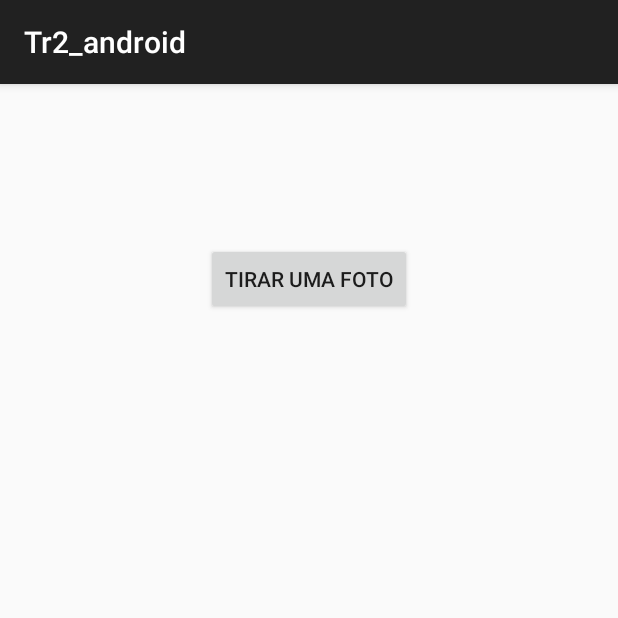
After one commit to yanctrindade/tr2_android, an Android app: the TelaPrincipal screen opened directly, with no data from a screen before it, on a phone screen of 412 x 824 dp, the top half of it. The commit adds this screen. Run offline under Robolectric (Android 15) with nearby library versions, the phone set to English and light mode, and no system bars.

Commit message:
Tela Principal

```diff
--- a/app/build.gradle
+++ b/app/build.gradle
@@ -22,4 +22,5 @@
 dependencies {
     compile fileTree(dir: 'libs', include: ['*.jar'])
     compile 'com.android.support:appcompat-v7:22.2.1'
+    compile 'com.android.support:design:22.2.1'
 }
--- /dev/null
+++ b/app/src/main/java/com/example/android/tr2_android/TelaPrincipal.java
@@ -0,0 +1,23 @@
+package com.example.android.tr2_android;
+
+import android.support.v7.app.AppCompatActivity;
+import android.os.Bundle;
+import android.view.View;
+import android.widget.Button;
+
+public class TelaPrincipal extends AppCompatActivity {
+
+    @Override
+    protected void onCreate(Bundle savedInstanceState) {
+        super.onCreate(savedInstanceState);
+        setContentView(R.layout.activity_tela_principal);
+
+        final Button foto = (Button) findViewById(R.id.foto);
+        foto.setOnClickListener(new View.OnClickListener() {
+            @Override
+            public void onClick(View v) {
+                // TODO Tira a foto
+            }
+        });
+    }
+}
--- a/app/src/main/res/layout/activity_tela_inicial.xml
+++ b/app/src/main/res/layout/activity_tela_inicial.xml
@@ -34,7 +34,7 @@
             android:layout_width="fill_parent"
             android:layout_height="wrap_content"
             android:text="@string/botao_login"
-            android:id="@+id/button"
+            android:id="@+id/login"
             android:layout_below="@+id/linearLayout"
             android:layout_alignParentRight="true"
             android:layout_alignParentEnd="true" />
--- /dev/null
+++ b/app/src/main/res/layout/activity_tela_principal.xml
@@ -0,0 +1,22 @@
+<?xml version="1.0" encoding="utf-8"?>
+<RelativeLayout xmlns:android="http://schemas.android.com/apk/res/android"
+    xmlns:tools="http://schemas.android.com/tools"
+    android:id="@+id/activity_tela_principal"
+    android:layout_width="match_parent"
+    android:layout_height="match_parent"
+    android:paddingBottom="@dimen/activity_vertical_margin"
+    android:paddingLeft="@dimen/activity_horizontal_margin"
+    android:paddingRight="@dimen/activity_horizontal_margin"
+    android:paddingTop="@dimen/activity_vertical_margin"
+    tools:context="com.example.android.tr2_android.TelaPrincipal">
+
+    <Button
+        android:text="Tirar uma foto"
+        android:layout_width="wrap_content"
+        android:layout_height="wrap_content"
+        android:layout_alignParentTop="true"
+        android:layout_centerHorizontal="true"
+        android:layout_marginTop="90dp"
+        android:id="@+id/foto" />
+
+</RelativeLayout>
--- a/app/src/main/res/values/dimens.xml
+++ b/app/src/main/res/values/dimens.xml
@@ -2,4 +2,5 @@
     <!-- Default screen margins, per the Android Design guidelines. -->
     <dimen name="activity_horizontal_margin">16dp</dimen>
     <dimen name="activity_vertical_margin">16dp</dimen>
+    <dimen name="fab_margin">16dp</dimen>
 </resources>
--- a/app/src/main/res/values/strings.xml
+++ b/app/src/main/res/values/strings.xml
@@ -8,5 +8,6 @@
     <string name="botao_login">Login</string>
     <string name="esqueceu_senha">Esqueceu a senha?</string>
     <string name="inscrever">Inscreva-se</string>
+    <string name="title_activity_tela_principal">TelaPrincipal</string>
 
 </resources>
```
Also changed, not shown: app/src/main/AndroidManifest.xml (+4 -3 lines), app/src/main/java/com/example/android/tr2_android/tela_inicial.java (+14 -1 lines), app/src/main/res/values-v21/styles.xml (added, +9 -0 lines), app/src/main/res/values/styles.xml (+9 -0 lines), 1 other file.
